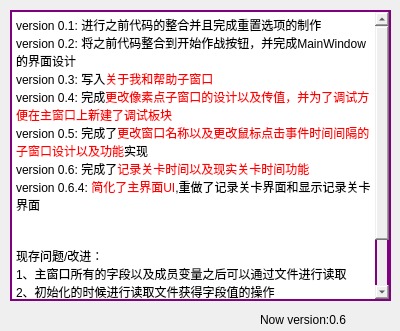
Old version of the form updateinfo.ui in the repository cppIdiot/akscript.
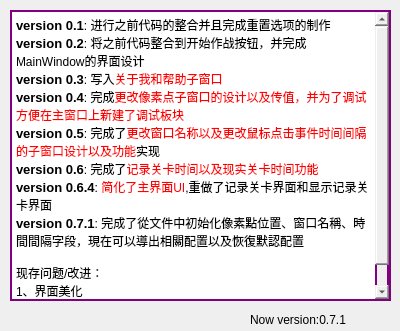
New version of the form.

What changed in the file:
```diff
--- a/updateinfo.ui
+++ b/updateinfo.ui
@@ -40,34 +40,31 @@
 &lt;html&gt;&lt;head&gt;&lt;meta name=&quot;qrichtext&quot; content=&quot;1&quot; /&gt;&lt;style type=&quot;text/css&quot;&gt;
 p, li { white-space: pre-wrap; }
 &lt;/style&gt;&lt;/head&gt;&lt;body style=&quot; font-family:'SimSun'; font-size:12pt; font-weight:600; font-style:normal;&quot;&gt;
-&lt;p style=&quot; margin-top:0px; margin-bottom:0px; margin-left:0px; margin-right:0px; -qt-block-indent:0; text-indent:0px;&quot;&gt;&lt;span style=&quot; font-size:9pt; font-weight:400;&quot;&gt;version 0.1: 进行之前代码的整合并且完成重置选项的制作&lt;/span&gt;&lt;/p&gt;
-&lt;p style=&quot; margin-top:0px; margin-bottom:0px; margin-left:0px; margin-right:0px; -qt-block-indent:0; text-indent:0px;&quot;&gt;&lt;span style=&quot; font-size:9pt; font-weight:400;&quot;&gt;version 0.2: 将之前代码整合到开始作战按钮，并完成MainWindow的界面设计&lt;/span&gt;&lt;/p&gt;
-&lt;p style=&quot; margin-top:0px; margin-bottom:0px; margin-left:0px; margin-right:0px; -qt-block-indent:0; text-indent:0px;&quot;&gt;&lt;span style=&quot; font-size:9pt; font-weight:400;&quot;&gt;version 0.3: 写入&lt;/span&gt;&lt;span style=&quot; font-size:9pt; font-weight:400; color:#ff0000;&quot;&gt;关于我和帮助子窗口&lt;/span&gt;&lt;/p&gt;
-&lt;p style=&quot; margin-top:0px; margin-bottom:0px; margin-left:0px; margin-right:0px; -qt-block-indent:0; text-indent:0px;&quot;&gt;&lt;span style=&quot; font-size:9pt; font-weight:400;&quot;&gt;version 0.4: 完成&lt;/span&gt;&lt;span style=&quot; font-size:9pt; font-weight:400; color:#ff0000;&quot;&gt;更改像素点子窗口的设计以及传值，并为了调试方便在主窗口上新建了调试板块&lt;/span&gt;&lt;/p&gt;
-&lt;p style=&quot; margin-top:0px; margin-bottom:0px; margin-left:0px; margin-right:0px; -qt-block-indent:0; text-indent:0px;&quot;&gt;&lt;span style=&quot; font-size:9pt; font-weight:400;&quot;&gt;version 0.5: 完成了&lt;/span&gt;&lt;span style=&quot; font-size:9pt; font-weight:400; color:#ff0000;&quot;&gt;更改窗口名称以及更改鼠标点击事件时间间隔的子窗口设计以及功能&lt;/span&gt;&lt;span style=&quot; font-size:9pt; font-weight:400;&quot;&gt;实现&lt;/span&gt;&lt;/p&gt;
-&lt;p style=&quot; margin-top:0px; margin-bottom:0px; margin-left:0px; margin-right:0px; -qt-block-indent:0; text-indent:0px;&quot;&gt;&lt;span style=&quot; font-size:9pt; font-weight:400;&quot;&gt;version 0.6: 完成了&lt;/span&gt;&lt;span style=&quot; font-size:9pt; font-weight:400; color:#ff0000;&quot;&gt;记录关卡时间以及现实关卡时间功能&lt;/span&gt;&lt;/p&gt;
-&lt;p style=&quot; margin-top:0px; margin-bottom:0px; margin-left:0px; margin-right:0px; -qt-block-indent:0; text-indent:0px;&quot;&gt;&lt;span style=&quot; font-size:9pt; font-weight:400; color:#000000;&quot;&gt;version 0.6.4: &lt;/span&gt;&lt;span style=&quot; font-size:9pt; font-weight:400; color:#ff0000;&quot;&gt;简化了主界面UI&lt;/span&gt;&lt;span style=&quot; font-size:9pt; font-weight:400; color:#000000;&quot;&gt;,重做了记录关卡界面和显示记录关卡界面&lt;/span&gt;&lt;/p&gt;
-&lt;p style=&quot;-qt-paragraph-type:empty; margin-top:0px; margin-bottom:0px; margin-left:0px; margin-right:0px; -qt-block-indent:0; text-indent:0px;&quot;&gt;&lt;br /&gt;&lt;/p&gt;
+&lt;p style=&quot; margin-top:0px; margin-bottom:0px; margin-left:0px; margin-right:0px; -qt-block-indent:0; text-indent:0px;&quot;&gt;&lt;span style=&quot; font-size:10pt;&quot;&gt;version 0.1&lt;/span&gt;&lt;span style=&quot; font-size:9pt; font-weight:400;&quot;&gt;: 进行之前代码的整合并且完成重置选项的制作&lt;/span&gt;&lt;/p&gt;
+&lt;p style=&quot; margin-top:0px; margin-bottom:0px; margin-left:0px; margin-right:0px; -qt-block-indent:0; text-indent:0px;&quot;&gt;&lt;span style=&quot; font-size:10pt;&quot;&gt;version 0.2&lt;/span&gt;&lt;span style=&quot; font-size:9pt; font-weight:400;&quot;&gt;: 将之前代码整合到开始作战按钮，并完成MainWindow的界面设计&lt;/span&gt;&lt;/p&gt;
+&lt;p style=&quot; margin-top:0px; margin-bottom:0px; margin-left:0px; margin-right:0px; -qt-block-indent:0; text-indent:0px;&quot;&gt;&lt;span style=&quot; font-size:10pt;&quot;&gt;version 0.3&lt;/span&gt;&lt;span style=&quot; font-size:9pt; font-weight:400;&quot;&gt;: 写入&lt;/span&gt;&lt;span style=&quot; font-size:9pt; font-weight:400; color:#ff0000;&quot;&gt;关于我和帮助子窗口&lt;/span&gt;&lt;/p&gt;
+&lt;p style=&quot; margin-top:0px; margin-bottom:0px; margin-left:0px; margin-right:0px; -qt-block-indent:0; text-indent:0px;&quot;&gt;&lt;span style=&quot; font-size:10pt;&quot;&gt;version 0.4&lt;/span&gt;&lt;span style=&quot; font-size:9pt; font-weight:400;&quot;&gt;: 完成&lt;/span&gt;&lt;span style=&quot; font-size:9pt; font-weight:400; color:#ff0000;&quot;&gt;更改像素点子窗口的设计以及传值，并为了调试方便在主窗口上新建了调试板块&lt;/span&gt;&lt;/p&gt;
+&lt;p style=&quot; margin-top:0px; margin-bottom:0px; margin-left:0px; margin-right:0px; -qt-block-indent:0; text-indent:0px;&quot;&gt;&lt;span style=&quot; font-size:10pt;&quot;&gt;version 0.5&lt;/span&gt;&lt;span style=&quot; font-size:9pt; font-weight:400;&quot;&gt;: 完成了&lt;/span&gt;&lt;span style=&quot; font-size:9pt; font-weight:400; color:#ff0000;&quot;&gt;更改窗口名称以及更改鼠标点击事件时间间隔的子窗口设计以及功能&lt;/span&gt;&lt;span style=&quot; font-size:9pt; font-weight:400;&quot;&gt;实现&lt;/span&gt;&lt;/p&gt;
+&lt;p style=&quot; margin-top:0px; margin-bottom:0px; margin-left:0px; margin-right:0px; -qt-block-indent:0; text-indent:0px;&quot;&gt;&lt;span style=&quot; font-size:10pt;&quot;&gt;version 0.6&lt;/span&gt;&lt;span style=&quot; font-size:9pt; font-weight:400;&quot;&gt;: 完成了&lt;/span&gt;&lt;span style=&quot; font-size:9pt; font-weight:400; color:#ff0000;&quot;&gt;记录关卡时间以及现实关卡时间功能&lt;/span&gt;&lt;/p&gt;
+&lt;p style=&quot; margin-top:0px; margin-bottom:0px; margin-left:0px; margin-right:0px; -qt-block-indent:0; text-indent:0px;&quot;&gt;&lt;span style=&quot; font-size:10pt; color:#000000;&quot;&gt;version 0.6.4&lt;/span&gt;&lt;span style=&quot; font-size:9pt; font-weight:400; color:#000000;&quot;&gt;: &lt;/span&gt;&lt;span style=&quot; font-size:9pt; font-weight:400; color:#ff0000;&quot;&gt;简化了主界面UI&lt;/span&gt;&lt;span style=&quot; font-size:9pt; font-weight:400; color:#000000;&quot;&gt;,重做了记录关卡界面和显示记录关卡界面&lt;/span&gt;&lt;/p&gt;
+&lt;p style=&quot; margin-top:0px; margin-bottom:0px; margin-left:0px; margin-right:0px; -qt-block-indent:0; text-indent:0px;&quot;&gt;&lt;span style=&quot; font-size:10pt;&quot;&gt;version 0.7.1&lt;/span&gt;&lt;span style=&quot; font-size:9pt; font-weight:400;&quot;&gt;: 完成了從文件中初始化像素點位置、窗口名稱、時間間隔字段，現在可以導出相關配置以及恢復默認配置&lt;/span&gt;&lt;/p&gt;
 &lt;p style=&quot;-qt-paragraph-type:empty; margin-top:0px; margin-bottom:0px; margin-left:0px; margin-right:0px; -qt-block-indent:0; text-indent:0px; font-size:9pt; font-weight:400;&quot;&gt;&lt;br /&gt;&lt;/p&gt;
 &lt;p style=&quot; margin-top:0px; margin-bottom:0px; margin-left:0px; margin-right:0px; -qt-block-indent:0; text-indent:0px;&quot;&gt;&lt;span style=&quot; font-size:9pt; font-weight:400;&quot;&gt;现存问题/改进：&lt;/span&gt;&lt;/p&gt;
-&lt;p style=&quot; margin-top:0px; margin-bottom:0px; margin-left:0px; margin-right:0px; -qt-block-indent:0; text-indent:0px;&quot;&gt;&lt;span style=&quot; font-size:9pt; font-weight:400;&quot;&gt;1、主窗口所有的字段以及成员变量之后可以通过文件进行读取&lt;/span&gt;&lt;/p&gt;
-&lt;p style=&quot; margin-top:0px; margin-bottom:0px; margin-left:0px; margin-right:0px; -qt-block-indent:0; text-indent:0px;&quot;&gt;&lt;span style=&quot; font-size:9pt; font-weight:400;&quot;&gt;2、初始化的时候进行读取文件获得字段值的操作&lt;/span&gt;&lt;/p&gt;
-&lt;p style=&quot; margin-top:0px; margin-bottom:0px; margin-left:0px; margin-right:0px; -qt-block-indent:0; text-indent:0px;&quot;&gt;&lt;span style=&quot; font-size:9pt; font-weight:400;&quot;&gt;3、界面美化&lt;/span&gt;&lt;/p&gt;
-&lt;p style=&quot; margin-top:0px; margin-bottom:0px; margin-left:0px; margin-right:0px; -qt-block-indent:0; text-indent:0px;&quot;&gt;&lt;span style=&quot; font-size:9pt; font-weight:400;&quot;&gt;4、DiaLog窗口问号按钮可以添加一些帮助信息&lt;/span&gt;&lt;/p&gt;
-&lt;p style=&quot; margin-top:0px; margin-bottom:0px; margin-left:0px; margin-right:0px; -qt-block-indent:0; text-indent:0px;&quot;&gt;&lt;span style=&quot; font-size:9pt; font-weight:400;&quot;&gt;5、导入/导出设置没有写入功能&lt;/span&gt;&lt;/p&gt;&lt;/body&gt;&lt;/html&gt;</string>
+&lt;p style=&quot; margin-top:0px; margin-bottom:0px; margin-left:0px; margin-right:0px; -qt-block-indent:0; text-indent:0px;&quot;&gt;&lt;span style=&quot; font-size:9pt; font-weight:400;&quot;&gt;1、界面美化&lt;/span&gt;&lt;/p&gt;
+&lt;p style=&quot; margin-top:0px; margin-bottom:0px; margin-left:0px; margin-right:0px; -qt-block-indent:0; text-indent:0px;&quot;&gt;&lt;span style=&quot; font-size:9pt; font-weight:400;&quot;&gt;2、DiaLog窗口问号按钮可以添加一些帮助信息&lt;/span&gt;&lt;/p&gt;&lt;/body&gt;&lt;/html&gt;</string>
    </property>
   </widget>
   <widget class="QLabel" name="label">
    <property name="geometry">
     <rect>
-     <x>260</x>
+     <x>250</x>
      <y>310</y>
      <width>141</width>
      <height>20</height>
     </rect>
    </property>
    <property name="text">
-    <string>Now version:0.6</string>
+    <string>Now version:0.7.1</string>
    </property>
   </widget>
  </widget>
```
